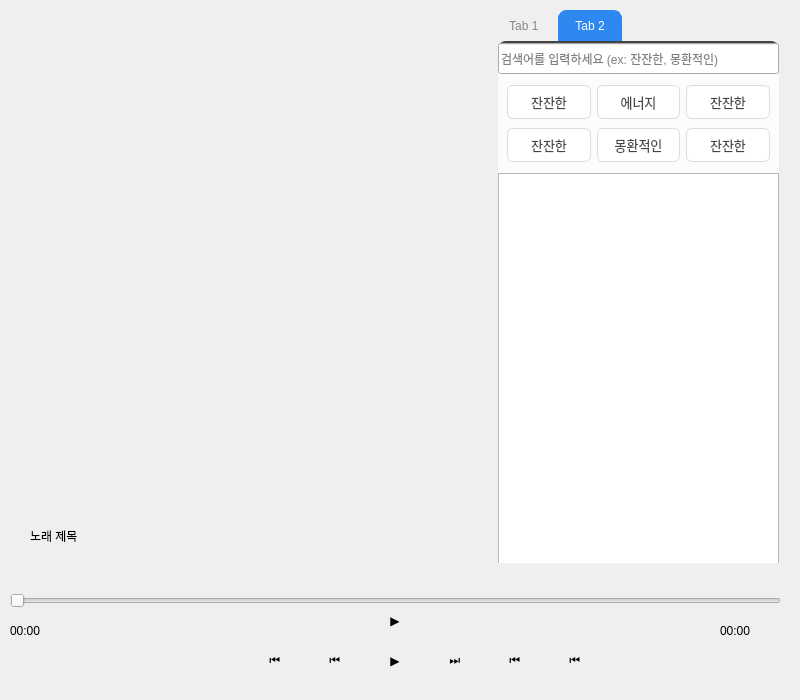
HyunBeen96/RE-PLAY, file ui/replay.ui: the form before one commit.
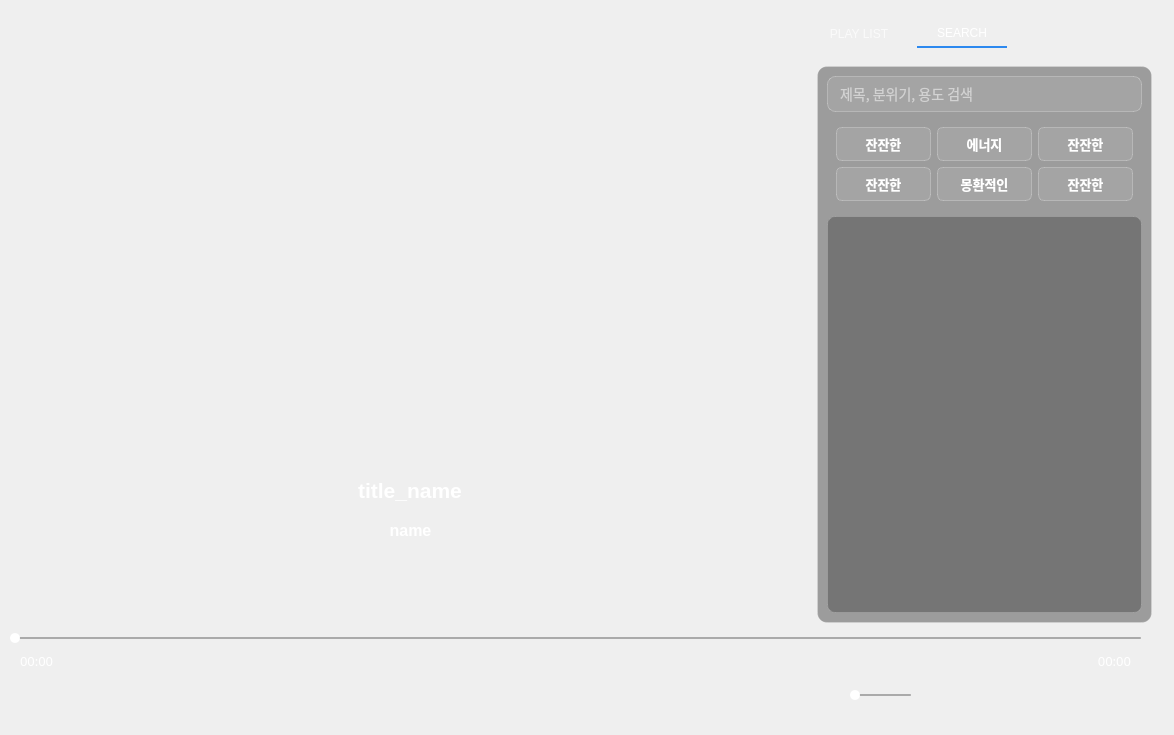
The form after the commit. The open tabs and pages were chosen to show the change. Icons and pictures are not drawn.

```diff
--- a/ui/replay.ui
+++ b/ui/replay.ui
@@ -6,10 +6,28 @@
    <rect>
     <x>0</x>
     <y>0</y>
-    <width>800</width>
-    <height>700</height>
+    <width>1174</width>
+    <height>735</height>
    </rect>
   </property>
+  <property name="sizePolicy">
+   <sizepolicy hsizetype="Preferred" vsizetype="Preferred">
+    <horstretch>100</horstretch>
+    <verstretch>100</verstretch>
+   </sizepolicy>
+  </property>
+  <property name="minimumSize">
+   <size>
+    <width>1174</width>
+    <height>735</height>
+   </size>
+  </property>
+  <property name="maximumSize">
+   <size>
+    <width>1174</width>
+    <height>735</height>
+   </size>
+  </property>
   <property name="windowTitle">
    <string>Form</string>
   </property>
@@ -30,109 +48,116 @@
   <widget class="QTabWidget" name="tabWidget">
    <property name="geometry">
     <rect>
-     <x>490</x>
-     <y>10</y>
-     <width>297</width>
-     <height>561</height>
+     <x>809</x>
+     <y>20</y>
+     <width>351</width>
+     <height>611</height>
     </rect>
    </property>
    <property name="styleSheet">
-    <string notr="true">/* ─── 배경 &amp; 컨테이너 ─── */
+    <string notr="true">/* ───────────── 폼 전체 ───────────── */
 #Form {
     background-color: #F5F5F5;
     border-radius: 12px;
-    /* drop shadow 는 코드에서 QGraphicsDropShadowEffect로 추가하세요 */
 }
 
-/* ─── 검색창 ─── */
-QLineEdit#lineEdit_search {
-    background-color: #FFFFFF;
-    border: 1px solid #DDD;
-    border-radius: 8px;
-    padding: 6px 8px;
-    font-size: 14px;
-}
-QLineEdit#lineEdit_search::placeholder {
-    color: #AAA;
-    font-style: italic;
-}
-
-/* ─── 일반 버튼 ─── */
-QPushButton {
-    background-color: #FFFFFF;
-    border: 1px solid #DDD;
-    border-radius: 6px;
-    padding: 6px 12px;
-    font-size: 13px;
-    color: #444;
-}
-QPushButton:hover {
-    background-color: #F0F0F0;
-}
-QPushButton:pressed {
-    background-color: #E8E8E8;
-}
-
-/* ─── 리스트 위젯 ─── */
-QListWidget#list_playlist,
-QListWidget#list_playlist_2 {
-    background-color: #FFFFFF;
-    border: 1px solid #DDD;
-    border-radius: 8px;
-    padding: 4px;
-}
-QListWidget#list_playlist::item,
-QListWidget#list_playlist_2::item {
-    padding: 8px;
-    margin-bottom: 4px;
-    border-radius: 4px;
-}
-QListWidget#list_playlist::item:selected,
-QListWidget#list_playlist_2::item:selected {
-    background-color: #E6F7FF;
-    color: #333;
-}
-
-/* ─── 추천 곡 박스 (혹은 QLabel/QFrame) ─── */
-QFrame#recommendFrame,
-QLabel#label_recommend {
-    background-color: #FFFFFF;
-    border: 1px solid #DDD;
-    border-radius: 8px;
-    padding: 8px;
-    color: #666;
-    font-size: 13px;
-}
-
-/* ─── 탭 스타일 (기존 거 필요하면 유지) ─── */
+/* ─── 다크/반투명 탭 영역 ─── */
 QTabWidget#tabWidget {
     background: transparent;
     border: none;
+    padding-top: 12px;                 /* 탭을 창 상단에서 조금 내려줌 */
 }
+
 QTabWidget#tabWidget::pane {
-    background-color: rgba(255,255,255,0.8);
-    border-radius: 8px;
-    margin: 0 8px 8px 8px;
-    border-top: 2px solid #444;
+    background: rgba(0,0,0,0.35);      /* 어두운 투명 배경 */
+    border: 1px solid rgba(255,255,255,0.15);
+    border-radius: 10px;
+    margin: 18px 8px 8px;
 }
+
+/* ─── 탭 버튼 ─── */
 QTabBar::tab {
     background: transparent;
-    color: #888;
-    padding: 8px 16px;
-    border-top-left-radius: 8px;
-    border-top-right-radius: 8px;
+    color: rgba(255,255,255,0.7);      /* 흐린 흰색 */
+    padding: 6px 20px;
     font: 10pt &quot;Segoe UI&quot;;
+    margin-right: 8px;
 }
-QTabBar::tab:!selected { background: transparent; }
-QTabBar::tab:selected {
-    background-color: #2d89ef;
-    color: white;
-    border: 1px solid #2d89ef;
-    border-bottom: none;
-}
+
 QTabBar::tab:hover {
-    background-color: rgba(255,255,255,0.3);
-    color: white;
+    color: #FFFFFF;                    /* 완전 흰색으로 강조 */
+}
+
+QTabBar::tab:selected {
+    color: #FFFFFF;                    /* 선택 탭은 선명한 흰색 */
+    border-bottom: 2px solid #2d89ef;  /* 파란 얇은 밑줄만 */
+}
+
+QTabBar::tab:selected,
+QTabBar::tab:!selected {
+    border-top-left-radius: 0;
+    border-top-right-radius: 0;
+}
+
+/* ───────────── 검색창 (투명+어두운) ───────────── */
+QLineEdit#searchLine {
+    background: rgba(255,255,255,0.08);          /* 살짝 흐린 유리느낌 */
+    border: 1px solid rgba(255,255,255,0.25);
+    border-radius: 8px;
+    padding: 6px 10px;
+    font-size: 14px;
+    color: #ffffff;
+}
+QLineEdit#searchLine::placeholder {
+    color: rgba(255,255,255,0.55);
+    font-style: italic;
+}
+
+/* ───────────── 리스트 (재생목록 / 검색결과) ───────────── */
+QListWidget#playlist,
+QListWidget#searchResults {
+    background: rgba(0,0,0,0.25);                /* 어두운 투명 */
+    border: 1px solid rgba(255,255,255,0.15);
+    border-radius: 8px;
+    padding: 4px;
+    color: #ffffff;
+    font-size: 13px;
+}
+
+/* 리스트 아이템 */
+QListWidget#playlist::item,
+QListWidget#searchResults::item {
+    padding: 8px;
+    margin-bottom: 4px;
+    border-radius: 4px;
+}
+
+/* 선택된 아이템 하이라이트 */
+QListWidget#playlist::item:selected,
+QListWidget#searchResults::item:selected {
+    background: rgba(45,137,239,0.55);           /* 파란색, 살짝 투명 */
+    color: #ffffff;
+}
+/* ───────────── 다크 글래스 버튼 ───────────── */
+QPushButton {
+    background: rgba(255,255,255,0.08);          /* 살짝 밝은 투명 배경 */
+    border: 1px solid rgba(255,255,255,0.25);    /* 흰색 25% 테두리 */
+    border-radius: 6px;
+    padding: 6px 12px;
+    font-size: 13px;
+    color: #ffffff;
+}
+
+/* 마우스 호버 시 – 조금 더 밝게 */
+QPushButton:hover {
+    background: rgba(255,255,255,0.18);
+    border: 1px solid rgba(255,255,255,0.35);
+}
+
+/* 누른 상태 – 더 짙고 선명하게 */
+QPushButton:pressed {
+    background: rgba(45,137,239,0.55);           /* 강조 파란색 투명 */
+    border: 1px solid rgba(45,137,239,0.8);
 }</string>
    </property>
    <property name="currentIndex">
@@ -140,7 +165,7 @@
    </property>
    <widget class="QWidget" name="tabPlaylist">
     <attribute name="title">
-     <string> Tab 1 </string>
+     <string>PLAY LIST</string>
     </attribute>
     <widget class="QListWidget" name="playlist">
      <property name="geometry">
@@ -155,109 +180,204 @@
    </widget>
    <widget class="QWidget" name="tabSearch">
     <attribute name="title">
-     <string>Tab 2</string>
+     <string>SEARCH</string>
     </attribute>
-    <widget class="QListWidget" name="searchResults">
-     <property name="geometry">
-      <rect>
-       <x>0</x>
-       <y>130</y>
-       <width>281</width>
-       <height>391</height>
-      </rect>
-     </property>
-    </widget>
-    <widget class="QLineEdit" name="searchLine">
-     <property name="geometry">
-      <rect>
-       <x>0</x>
-       <y>0</y>
-       <width>281</width>
-       <height>31</height>
-      </rect>
-     </property>
-     <property name="placeholderText">
-      <string>검색어를 입력하세요 (ex: 잔잔한, 몽환적인)</string>
-     </property>
-    </widget>
-    <widget class="QWidget" name="layoutWidget">
-     <property name="geometry">
-      <rect>
-       <x>0</x>
-       <y>30</y>
-       <width>281</width>
-       <height>101</height>
-      </rect>
-     </property>
-     <layout class="QGridLayout" name="btnLayout">
-      <property name="sizeConstraint">
-       <enum>QLayout::SetDefaultConstraint</enum>
-      </property>
-      <property name="leftMargin">
-       <number>9</number>
-      </property>
-      <property name="topMargin">
-       <number>9</number>
-      </property>
-      <property name="rightMargin">
-       <number>9</number>
-      </property>
-      <property name="bottomMargin">
-       <number>9</number>
-      </property>
-      <item row="0" column="2">
-       <widget class="QPushButton" name="btn_mellow_4">
-        <property name="text">
-         <string>잔잔한</string>
-        </property>
-       </widget>
-      </item>
-      <item row="0" column="1">
-       <widget class="QPushButton" name="btn_energetic">
-        <property name="text">
-         <string>에너지</string>
-        </property>
-       </widget>
-      </item>
-      <item row="0" column="0">
-       <widget class="QPushButton" name="btn_mellow">
-        <property name="text">
-         <string>잔잔한</string>
-        </property>
-       </widget>
-      </item>
-      <item row="1" column="2">
-       <widget class="QPushButton" name="btn_mellow_2">
-        <property name="text">
-         <string>잔잔한</string>
-        </property>
-       </widget>
-      </item>
-      <item row="1" column="0">
-       <widget class="QPushButton" name="btn_mellow_3">
-        <property name="text">
-         <string>잔잔한</string>
-        </property>
-       </widget>
-      </item>
-      <item row="1" column="1">
-       <widget class="QPushButton" name="btn_dreamy">
-        <property name="text">
-         <string>몽환적인</string>
-        </property>
-       </widget>
-      </item>
-     </layout>
-    </widget>
+    <layout class="QGridLayout" name="gridLayout_2">
+     <item row="0" column="0">
+      <widget class="QLineEdit" name="searchLine">
+       <property name="font">
+        <font>
+         <family>맑은 고딕</family>
+         <pointsize>-1</pointsize>
+         <weight>50</weight>
+         <bold>false</bold>
+        </font>
+       </property>
+       <property name="text">
+        <string/>
+       </property>
+       <property name="placeholderText">
+        <string>제목, 분위기, 용도 검색</string>
+       </property>
+      </widget>
+     </item>
+     <item row="1" column="0">
+      <layout class="QGridLayout" name="btnLayout">
+       <property name="sizeConstraint">
+        <enum>QLayout::SetDefaultConstraint</enum>
+       </property>
+       <property name="leftMargin">
+        <number>9</number>
+       </property>
+       <property name="topMargin">
+        <number>9</number>
+       </property>
+       <property name="rightMargin">
+        <number>9</number>
+       </property>
+       <property name="bottomMargin">
+        <number>9</number>
+       </property>
+       <item row="0" column="2">
+        <widget class="QPushButton" name="btn_mellow_4">
+         <property name="font">
+          <font>
+           <family>맑은 고딕</family>
+           <pointsize>-1</pointsize>
+           <weight>75</weight>
+           <bold>true</bold>
+          </font>
+         </property>
+         <property name="text">
+          <string>잔잔한</string>
+         </property>
+        </widget>
+       </item>
+       <item row="0" column="1">
+        <widget class="QPushButton" name="btn_energetic">
+         <property name="font">
+          <font>
+           <family>맑은 고딕</family>
+           <pointsize>-1</pointsize>
+           <weight>75</weight>
+           <bold>true</bold>
+          </font>
+         </property>
+         <property name="text">
+          <string>에너지</string>
+         </property>
+        </widget>
+       </item>
+       <item row="0" column="0">
+        <widget class="QPushButton" name="btn_mellow">
+         <property name="font">
+          <font>
+           <family>맑은 고딕</family>
+           <pointsize>-1</pointsize>
+           <weight>75</weight>
+           <bold>true</bold>
+          </font>
+         </property>
+         <property name="text">
+          <string>잔잔한</string>
+         </property>
+        </widget>
+       </item>
+       <item row="1" column="2">
+        <widget class="QPushButton" name="btn_mellow_2">
+         <property name="font">
+          <font>
+           <family>맑은 고딕</family>
+           <pointsize>-1</pointsize>
+           <weight>75</weight>
+           <bold>true</bold>
+          </font>
+         </property>
+         <property name="text">
+          <string>잔잔한</string>
+         </property>
+        </widget>
+       </item>
+       <item row="1" column="0">
+        <widget class="QPushButton" name="btn_mellow_3">
+         <property name="font">
+          <font>
+           <family>맑은 고딕</family>
+           <pointsize>-1</pointsize>
+           <weight>75</weight>
+           <bold>true</bold>
+          </font>
+         </property>
+         <property name="text">
+          <string>잔잔한</string>
+         </property>
+        </widget>
+       </item>
+       <item row="1" column="1">
+        <widget class="QPushButton" name="btn_dreamy">
+         <property name="font">
+          <font>
+           <family>맑은 고딕</family>
+           <pointsize>-1</pointsize>
+           <weight>75</weight>
+           <bold>true</bold>
+          </font>
+         </property>
+         <property name="text">
+          <string>몽환적인</string>
+         </property>
+        </widget>
+       </item>
+      </layout>
+     </item>
+     <item row="2" column="0">
+      <widget class="QListWidget" name="searchResults">
+       <property name="styleSheet">
+        <string notr="true">QScrollBar:vertical {
+    background: transparent;
+    width: 8px;
+    margin: 0px 0px 0px 0px;
+}
+
+QScrollBar::handle:vertical {
+    background: rgba(255, 255, 255, 0.3);
+    min-height: 20px;
+    border-radius: 4px;
+}
+
+QScrollBar::handle:vertical:hover {
+    background: rgba(255, 255, 255, 0.5);
+}
+
+QScrollBar::add-line:vertical,
+QScrollBar::sub-line:vertical {
+    height: 0px;
+    background: none;
+}
+
+QScrollBar::add-page:vertical,
+QScrollBar::sub-page:vertical {
+    background: none;
+}
+QScrollBar:horizontal {
+    background: transparent;
+    height: 8px;
+    margin: 0px 0px 0px 0px;
+}
+
+QScrollBar::handle:horizontal {
+    background: rgba(255, 255, 255, 0.3);
+    min-width: 20px;
+    border-radius: 4px;
+}
+
+QScrollBar::handle:horizontal:hover {
+    background: rgba(255, 255, 255, 0.5);
+}
+
+QScrollBar::add-line:horizontal,
+QScrollBar::sub-line:horizontal {
+    width: 0px;
+    background: none;
+}
+
+QScrollBar::add-page:horizontal,
+QScrollBar::sub-page:horizontal {
+    background: none;
+}</string>
+       </property>
+      </widget>
+     </item>
+    </layout>
    </widget>
   </widget>
   <widget class="QLabel" name="albumCover">
    <property name="geometry">
     <rect>
-     <x>69</x>
-     <y>190</y>
-     <width>341</width>
-     <height>271</height>
+     <x>200</x>
+     <y>160</y>
+     <width>421</width>
+     <height>270</height>
     </rect>
    </property>
    <property name="text">
@@ -267,12 +387,25 @@
   <widget class="QLabel" name="currentTime">
    <property name="geometry">
     <rect>
-     <x>10</x>
-     <y>620</y>
-     <width>71</width>
+     <x>20</x>
+     <y>650</y>
+     <width>61</width>
      <height>21</height>
     </rect>
    </property>
+   <property name="font">
+    <font>
+     <family>맑은 고딕</family>
+     <pointsize>10</pointsize>
+    </font>
+   </property>
+   <property name="styleSheet">
+    <string notr="true">QLabel#currentTime {
+    color: white;                 /* 글씨 흰색 */
+    background: transparent;      /* 배경 투명 */
+
+}</string>
+   </property>
    <property name="text">
     <string>00:00</string>
    </property>
@@ -281,11 +414,38 @@
    <property name="geometry">
     <rect>
      <x>10</x>
-     <y>590</y>
-     <width>771</width>
-     <height>22</height>
+     <y>630</y>
+     <width>1131</width>
+     <height>16</height>
     </rect>
    </property>
+   <property name="styleSheet">
+    <string notr="true">    QSlider::groove:horizontal {
+        height: 2px;
+        background: #dddddd;
+        border-radius: 1px;
+    }
+
+    QSlider::sub-page:horizontal {
+        background: white;
+        border-radius: 1px;
+    }
+
+    QSlider::add-page:horizontal {
+        background: #aaaaaa;
+        border-radius: 1px;
+    }
+
+    QSlider::handle:horizontal {
+        background: white;
+        border: none;
+        width: 10px;
+        height: 10px;
+        margin: -4px 0;  /* center vertically */
+        border-radius: 5px;
+    }
+</string>
+   </property>
    <property name="orientation">
     <enum>Qt::Horizontal</enum>
    </property>
@@ -293,8 +453,8 @@
   <widget class="QLabel" name="teamLogo">
    <property name="geometry">
     <rect>
-     <x>0</x>
-     <y>20</y>
+     <x>10</x>
+     <y>10</y>
      <width>261</width>
      <height>81</height>
     </rect>
@@ -311,8 +471,8 @@
     <rect>
      <x>0</x>
      <y>0</y>
-     <width>801</width>
-     <height>701</height>
+     <width>1181</width>
+     <height>811</height>
     </rect>
    </property>
    <property name="sizePolicy">
@@ -331,118 +491,281 @@
   <widget class="QPushButton" name="btnNext">
    <property name="geometry">
     <rect>
-     <x>430</x>
-     <y>640</y>
-     <width>50</width>
-     <height>40</height>
+     <x>460</x>
+     <y>660</y>
+     <width>80</width>
+     <height>60</height>
     </rect>
    </property>
+   <property name="styleSheet">
+    <string notr="true">image: url(:/imgs/img/btn3.png);
+</string>
+   </property>
    <property name="text">
-    <string>⏭</string>
+    <string/>
    </property>
   </widget>
   <widget class="QPushButton" name="btnPlay">
    <property name="geometry">
     <rect>
-     <x>370</x>
-     <y>640</y>
-     <width>50</width>
-     <height>40</height>
+     <x>360</x>
+     <y>650</y>
+     <width>100</width>
+     <height>80</height>
     </rect>
    </property>
+   <property name="styleSheet">
+    <string notr="true">image: url(:/imgs/img/btn1.png);</string>
+   </property>
    <property name="text">
-    <string>▶</string>
+    <string/>
    </property>
   </widget>
   <widget class="QPushButton" name="btnPrev">
    <property name="geometry">
     <rect>
-     <x>310</x>
-     <y>640</y>
-     <width>50</width>
-     <height>40</height>
+     <x>280</x>
+     <y>660</y>
+     <width>80</width>
+     <height>60</height>
     </rect>
    </property>
+   <property name="styleSheet">
+    <string notr="true">image: url(:/imgs/img/btn4.png);</string>
+   </property>
    <property name="text">
-    <string>⏮</string>
+    <string/>
    </property>
   </widget>
   <widget class="QLabel" name="endTime">
    <property name="geometry">
     <rect>
-     <x>720</x>
-     <y>620</y>
-     <width>71</width>
+     <x>1070</x>
+     <y>650</y>
+     <width>61</width>
      <height>21</height>
     </rect>
    </property>
+   <property name="font">
+    <font>
+     <family>맑은 고딕</family>
+     <pointsize>10</pointsize>
+    </font>
+   </property>
+   <property name="styleSheet">
+    <string notr="true">QLabel#endTime {
+    color: white;                 /* 글씨 흰색 */
+    background: transparent;      /* 배경 투명 */
+
+}</string>
+   </property>
    <property name="text">
     <string>00:00</string>
    </property>
+   <property name="alignment">
+    <set>Qt::AlignRight|Qt::AlignTrailing|Qt::AlignVCenter</set>
+   </property>
   </widget>
   <widget class="QLabel" name="songTitle">
    <property name="geometry">
     <rect>
-     <x>30</x>
-     <y>510</y>
-     <width>430</width>
-     <height>51</height>
+     <x>160</x>
+     <y>470</y>
+     <width>500</width>
+     <height>40</height>
     </rect>
    </property>
+   <property name="font">
+    <font>
+     <family>Segoe UI</family>
+     <pointsize>16</pointsize>
+     <weight>75</weight>
+     <italic>false</italic>
+     <bold>true</bold>
+    </font>
+   </property>
+   <property name="styleSheet">
+    <string notr="true">QLabel#songTitle {
+    color: white;                 /* 글씨 흰색 */
+    background: transparent;      /* 배경 투명 */
+    font: bold 16pt &quot;Segoe UI&quot;;   /* 글꼴 크기 및 두께 */
+    padding: 4px;                 /* 안쪽 여백 */
+}</string>
+   </property>
    <property name="text">
-    <string>노래 제목</string>
+    <string>title_name</string>
+   </property>
+   <property name="alignment">
+    <set>Qt::AlignCenter</set>
    </property>
   </widget>
   <widget class="QPushButton" name="btnRandom">
    <property name="geometry">
     <rect>
-     <x>250</x>
-     <y>640</y>
-     <width>50</width>
-     <height>40</height>
+     <x>1050</x>
+     <y>670</y>
+     <width>70</width>
+     <height>50</height>
     </rect>
    </property>
+   <property name="styleSheet">
+    <string notr="true">image: url(:/imgs/img/btn9.png);</string>
+   </property>
    <property name="text">
-    <string>⏮</string>
+    <string/>
    </property>
   </widget>
   <widget class="QPushButton" name="btnRepeat">
    <property name="geometry">
     <rect>
-     <x>490</x>
-     <y>640</y>
-     <width>50</width>
-     <height>40</height>
+     <x>980</x>
+     <y>670</y>
+     <width>70</width>
+     <height>50</height>
     </rect>
    </property>
+   <property name="styleSheet">
+    <string notr="true">image: url(:/imgs/img/btn8.png);</string>
+   </property>
    <property name="text">
-    <string>⏮</string>
+    <string/>
    </property>
   </widget>
   <widget class="QPushButton" name="btnPause">
    <property name="geometry">
     <rect>
-     <x>370</x>
-     <y>600</y>
-     <width>50</width>
-     <height>40</height>
+     <x>360</x>
+     <y>650</y>
+     <width>100</width>
+     <height>80</height>
     </rect>
    </property>
+   <property name="styleSheet">
+    <string notr="true">image: url(:/imgs/img/btn2.png);</string>
+   </property>
    <property name="text">
-    <string>▶</string>
+    <string/>
    </property>
   </widget>
   <widget class="QPushButton" name="btnVolume">
    <property name="geometry">
     <rect>
-     <x>550</x>
-     <y>640</y>
-     <width>50</width>
+     <x>910</x>
+     <y>670</y>
+     <width>70</width>
+     <height>50</height>
+    </rect>
+   </property>
+   <property name="styleSheet">
+    <string notr="true">image: url(:/imgs/img/btn5.png);</string>
+   </property>
+   <property name="text">
+    <string/>
+   </property>
+  </widget>
+  <widget class="QPushButton" name="btnRepeat2">
+   <property name="geometry">
+    <rect>
+     <x>980</x>
+     <y>670</y>
+     <width>70</width>
+     <height>50</height>
+    </rect>
+   </property>
+   <property name="styleSheet">
+    <string notr="true">image: url(:/imgs/img/btn7.png);</string>
+   </property>
+   <property name="text">
+    <string/>
+   </property>
+  </widget>
+  <widget class="QPushButton" name="btnVolume2">
+   <property name="geometry">
+    <rect>
+     <x>910</x>
+     <y>670</y>
+     <width>70</width>
+     <height>50</height>
+    </rect>
+   </property>
+   <property name="styleSheet">
+    <string notr="true">image: url(:/imgs/img/btn6.png);</string>
+   </property>
+   <property name="text">
+    <string/>
+   </property>
+  </widget>
+  <widget class="QSlider" name="volumeSlider">
+   <property name="geometry">
+    <rect>
+     <x>850</x>
+     <y>680</y>
+     <width>61</width>
+     <height>31</height>
+    </rect>
+   </property>
+   <property name="styleSheet">
+    <string notr="true">    QSlider::groove:horizontal {
+        height: 2px;
+        background: #dddddd;
+        border-radius: 1px;
+    }
+
+    QSlider::sub-page:horizontal {
+        background: white;
+        border-radius: 1px;
+    }
+
+    QSlider::add-page:horizontal {
+        background: #aaaaaa;
+        border-radius: 1px;
+    }
+
+    QSlider::handle:horizontal {
+        background: white;
+        border: none;
+        width: 10px;
+        height: 10px;
+        margin: -4px 0;  /* center vertically */
+        border-radius: 5px;
+    }
+</string>
+   </property>
+   <property name="orientation">
+    <enum>Qt::Horizontal</enum>
+   </property>
+  </widget>
+  <widget class="QLabel" name="songTitle_2">
+   <property name="geometry">
+    <rect>
+     <x>240</x>
+     <y>510</y>
+     <width>341</width>
      <height>40</height>
     </rect>
    </property>
+   <property name="font">
+    <font>
+     <family>Segoe UI</family>
+     <pointsize>12</pointsize>
+     <weight>75</weight>
+     <italic>false</italic>
+     <bold>true</bold>
+    </font>
+   </property>
+   <property name="styleSheet">
+    <string notr="true">QLabel#songTitle_2 {
+    color: white;                 /* 글씨 흰색 */
+    background: transparent;      /* 배경 투명 */
+    font: bold 12pt &quot;Segoe UI&quot;;   /* 글꼴 크기 및 두께 */
+    padding: 4px;                 /* 안쪽 여백 */
+}</string>
+   </property>
    <property name="text">
-    <string>⏮</string>
+    <string>name</string>
+   </property>
+   <property name="alignment">
+    <set>Qt::AlignCenter</set>
    </property>
   </widget>
   <zorder>lblBackground</zorder>
```
Left out of the diff: 25 changed lines with no effect on the pictures.
